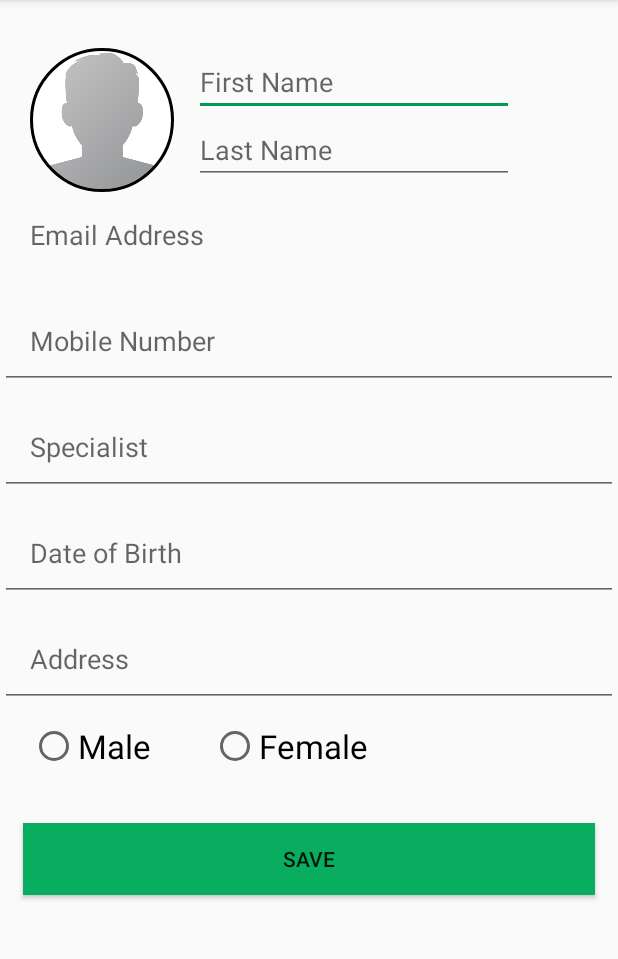
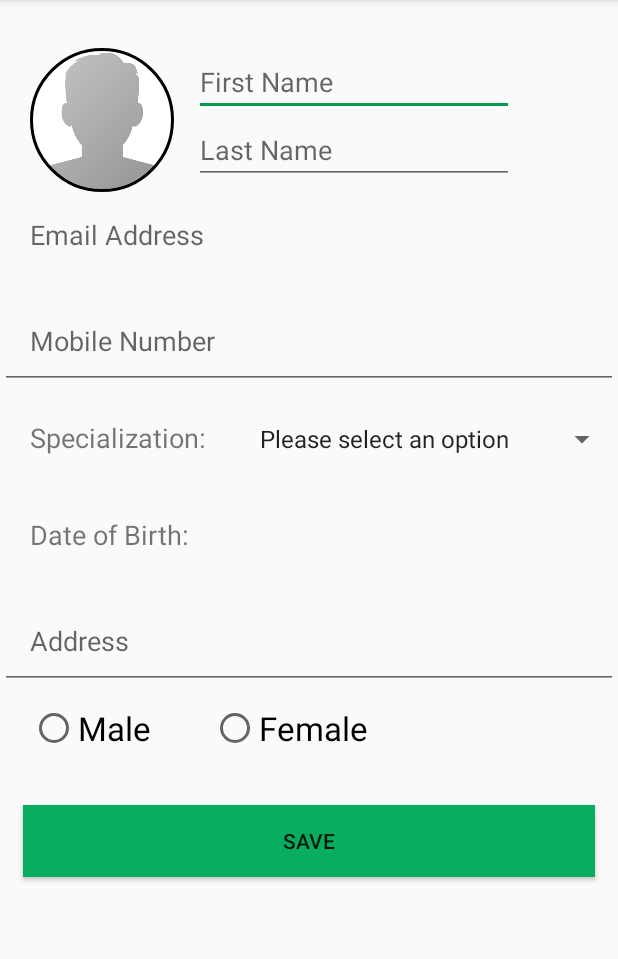
Before and after one commit to darshitpd/MediuDoc, an Android app: the Profile screen opened directly, with no data from a screen before it, on a phone screen of 412 x 824 dp, the part 84-1043 px from its top. Run offline under Robolectric (Android 15) with nearby library versions, the phone set to English and light mode, and no system bars; our stand-ins replace CircleImageView, Firebase (no records; nobody signed in at launch, a user with empty details on screens opened directly), Picasso; libraries missing offline, so code that uses them is left out: com.theartofdev.edmodo, id.zelory.compressor; pictures from the network do not load; 15 statements that could not run were skipped.

```diff
--- a/app/src/main/java/com/example/asus/mediudoc/PostBlogActivity.java
+++ b/app/src/main/java/com/example/asus/mediudoc/PostBlogActivity.java
@@ -117,6 +117,7 @@ public class PostBlogActivity extends AppCompatActivity {
                     });
                     mProgress.dismiss();
                     Toast.makeText(PostBlogActivity.this, "Success", Toast.LENGTH_SHORT).show();
+                    startActivity(new Intent(getApplicationContext(), DisplayBlogsActivity.class));
                 }
             });
         }
--- a/app/src/main/java/com/example/asus/mediudoc/Profile.java
+++ b/app/src/main/java/com/example/asus/mediudoc/Profile.java
@@ -13,12 +13,15 @@ import android.os.Bundle;
 import android.text.TextUtils;
 import android.view.MenuItem;
 import android.view.View;
+import android.widget.AdapterView;
+import android.widget.ArrayAdapter;
 import android.widget.Button;
 import android.widget.DatePicker;
 import android.widget.EditText;
 import android.widget.PopupMenu;
 import android.widget.RadioButton;
 import android.widget.RadioGroup;
+import android.widget.Spinner;
 import android.widget.TextView;
 import android.widget.Toast;
 
@@ -61,8 +64,8 @@ public class Profile extends AppCompatActivity {
     private Button mSaveButton;
     private CircleImageView image_profile;
     private ProgressDialog mProgressDialog;
-    private EditText mFirstname, mLastname, mMobile, mSpecialist, mDob, mAddress;
-    private TextView mEmail;
+    private EditText mFirstname, mLastname, mMobile, mAddress;
+    private TextView mEmail,mDob;
     private RadioGroup rg_gender;
     private RadioButton radioButton, radiobutton_male, radiobutton_female;
     private DatePickerDialog.OnDateSetListener mDateSetListener;
@@ -80,12 +83,21 @@ public class Profile extends AppCompatActivity {
         mProgressDialog.setCanceledOnTouchOutside(false);
         mProgressDialog.show();
 
+        final Spinner mySpinner= (Spinner)findViewById(R.id.specialist_spinner);
+
+        ArrayAdapter<String> myAdapter= new ArrayAdapter<String>(Profile.this, android.R.layout.simple_list_item_1,
+                getResources().getStringArray(R.array.specialist_array));
+        myAdapter.setDropDownViewResource(android.R.layout.simple_spinner_dropdown_item);
+        mySpinner.setAdapter(myAdapter);
+
+
+
         mFirstname = (EditText)findViewById(R.id.etFirstname);
         mLastname = (EditText)findViewById(R.id.etLastname);
-        mSpecialist = (EditText)findViewById(R.id.etSpecialist);
+        //mSpecialist = (EditText)findViewById(R.id.etSpecialist);
         mMobile = (EditText)findViewById(R.id.etMobile);
         mEmail = (TextView) findViewById(R.id.tvEmail);
-        mDob = (EditText)findViewById(R.id.etDob);
+        mDob = (TextView) findViewById(R.id.etDob);
         mAddress = (EditText)findViewById(R.id.etAddress);
         mSaveButton = (Button)findViewById(R.id.saveButton);
         image_profile = (CircleImageView) findViewById(R.id.image_profile);
@@ -121,11 +133,18 @@ public class Profile extends AppCompatActivity {
                 mMobile.setText(mobile);
                 mDob.setText(dob);
                 mAddress.setText(address);
-                mSpecialist.setText(specialist);
+               // mSpecialist.setText(specialist);
                 if(gender.equals("Male")){
                     radiobutton_male.setChecked(true);
                 }else if(gender.equals("Female")){
                     radiobutton_female.setChecked(true);
+                }
+                if(specialist.equals("Ophthalmologist")){
+                    mySpinner.setSelection(1);
+                }else if(specialist.equals("Dentist")){
+                    mySpinner.setSelection(2);
+                }else {
+                    mySpinner.setSelection(0);
                 }
 
                 if(!image.equals("default")) {
@@ -177,14 +196,13 @@ public class Profile extends AppCompatActivity {
                 String firstname=  mFirstname.getEditableText().toString();
                 String lastname = mLastname.getEditableText().toString();
                 String mobile = mMobile.getEditableText().toString();
-                String dob = mDob.getEditableText().toString();
                 String address = mAddress.getEditableText().toString();
-                String specialist = mSpecialist.getEditableText().toString();
+                //String specialist = mSpecialist.getEditableText().toString();
                 radioButton = findViewById(rg_gender.getCheckedRadioButtonId());
                 String gender= radioButton.getText().toString();
 
-                if(!TextUtils.isEmpty(firstname) && !TextUtils.isEmpty(lastname) && !TextUtils.isEmpty(mobile) && !TextUtils.isEmpty(dob)
-                        && !TextUtils.isEmpty(address) && !TextUtils.isEmpty(gender) && !TextUtils.isEmpty(specialist)) {
+                if(!TextUtils.isEmpty(firstname) && !TextUtils.isEmpty(lastname) && !TextUtils.isEmpty(mobile)
+                        && !TextUtils.isEmpty(address) && !TextUtils.isEmpty(gender)) {
                     mUserDatabase.child("firstname").setValue(firstname);
                     mUserDatabase.child("lastname").setValue(lastname);
                     if(mobile.length()==10){
@@ -192,10 +210,12 @@ public class Profile extends AppCompatActivity {
                     else {
                         Toast.makeText(Profile.this, "Please enter valid mobile number", Toast.LENGTH_SHORT).show();
                     }
-                    mUserDatabase.child("dob").setValue(dob);
-                    mUserDatabase.child("address").setValue(address);
-                    mUserDatabase.child("gender").setValue(gender);
-                    mUserDatabase.child("specialist").setValue(specialist).addOnCompleteListener(new OnCompleteListener<Void>() {
+                    if (address.length() > 20){
+                        mUserDatabase.child("address").setValue(address);
+                    }else {
+                        Toast.makeText(Profile.this, "Please enter a valid address", Toast.LENGTH_SHORT).show();
+                    }
+                    mUserDatabase.child("gender").setValue(gender).addOnCompleteListener(new OnCompleteListener<Void>() {
                         @Override
                         public void onComplete(@NonNull Task<Void> task) {
                             if (task.isSuccessful()) {
@@ -209,12 +229,34 @@ public class Profile extends AppCompatActivity {
                     });
                 }
                 else {
+                    mProgressDialog.dismiss();
                     Toast.makeText(Profile.this, "Please fill up all the details", Toast.LENGTH_SHORT).show();
                 }
 
             }
         });
 
+
+
+        mySpinner.setOnItemSelectedListener(new AdapterView.OnItemSelectedListener() {
+            @Override
+            public void onItemSelected(AdapterView<?> adapterView, View view, int i, long l) {
+                if (i==0){
+//                    Toast.makeText(Profile.this, "Please select a valid option", Toast.LENGTH_SHORT).show();
+                }
+                else if(i==1){
+                    mUserDatabase.child("specialist").setValue("Ophthalmologist");
+                }else if(i==2)
+                {
+                    mUserDatabase.child("specialist").setValue("Dentist");
+                }
+            }
+
+            @Override
+            public void onNothingSelected(AdapterView<?> adapterView) {
+
+            }
+        });
 
         image_profile.setOnClickListener(new View.OnClickListener() {
             // Start new list activity
--- a/app/src/main/java/com/example/asus/mediudoc/RequestAcceptProfile.java
+++ b/app/src/main/java/com/example/asus/mediudoc/RequestAcceptProfile.java
@@ -131,7 +131,7 @@ public class RequestAcceptProfile extends AppCompatActivity {
                                    mConnectReqDatabase.child(mCurrent_user.getUid()).child(user_id).removeValue();
                                    mConnectReqDatabase.child(user_id).child(mCurrent_user.getUid()).removeValue();
                                    Toast.makeText(RequestAcceptProfile.this, "Connected", Toast.LENGTH_SHORT).show();
-                                   Intent intent = new Intent(RequestAcceptProfile.this, ReceivedRequestListActivity.class);
+                                   Intent intent = new Intent(RequestAcceptProfile.this, ConnectedPatientList.class);
                                    startActivity(intent);
                                }
                            }
--- a/app/src/main/java/com/example/asus/mediudoc/SplashScreen.java
+++ b/app/src/main/java/com/example/asus/mediudoc/SplashScreen.java
@@ -7,7 +7,7 @@ import android.os.Bundle;
 
 public class SplashScreen extends AppCompatActivity {
 
-    private static int SPLAST_TIME_OUT= 4000;
+    private static int SPLAST_TIME_OUT= 1000;
     @Override
     protected void onCreate(Bundle savedInstanceState) {
         super.onCreate(savedInstanceState);
--- a/app/src/main/res/layout/activity_profile.xml
+++ b/app/src/main/res/layout/activity_profile.xml
@@ -96,33 +96,56 @@
         android:paddingLeft="20dp"
         android:textAppearance="?android:attr/textAppearanceMedium" />
 
-    <EditText
+    <!--<EditText-->
 
-        android:id="@+id/etSpecialist"
+        <!--android:id="@+id/etSpecialist"-->
+        <!--android:layout_width="match_parent"-->
+        <!--android:layout_height="wrap_content"-->
+        <!--android:layout_below="@+id/edittext_phone"-->
+        <!--android:layout_centerHorizontal="true"-->
+        <!--android:layout_marginTop="16dp"-->
+        <!--android:hint="Specialist"-->
+        <!--android:inputType="text"-->
+        <!--android:paddingBottom="20dp"-->
+        <!--android:paddingLeft="20dp"-->
+        <!--android:textAppearance="?android:attr/textAppearanceMedium" />-->
+    <LinearLayout
         android:layout_width="match_parent"
         android:layout_height="wrap_content"
-        android:layout_below="@+id/edittext_phone"
-        android:layout_centerHorizontal="true"
-        android:layout_marginTop="16dp"
-        android:hint="Specialist"
-        android:inputType="text"
-        android:paddingBottom="20dp"
-        android:paddingLeft="20dp"
-        android:textAppearance="?android:attr/textAppearanceMedium" />
+        android:orientation="horizontal">
+        <TextView
+            android:layout_width="wrap_content"
+            android:layout_height="wrap_content"
+            android:padding="20dp"
+            android:textSize="18dp"
+            android:text="Specialization:"/>
+         <Spinner
+        android:id="@+id/specialist_spinner"
+        android:layout_width="match_parent"
+        android:layout_height="wrap_content" />
 
-    <EditText
+    </LinearLayout>
+    <LinearLayout
+        android:layout_width="wrap_content"
+        android:layout_height="wrap_content"
+        android:orientation="horizontal">
 
-        android:id="@+id/etDob"
-        android:layout_width="match_parent"
-        android:layout_height="wrap_content"
-        android:layout_below="@+id/edittext_dob"
-        android:layout_centerHorizontal="true"
-        android:layout_marginTop="16dp"
-        android:hint="@string/dob"
-        android:inputType="numberDecimal"
-        android:paddingBottom="20dp"
-        android:paddingLeft="20dp"
-        android:textAppearance="?android:attr/textAppearanceMedium" />
+        <TextView
+            android:layout_width="wrap_content"
+            android:layout_height="wrap_content"
+            android:text="Date of Birth:"
+            android:padding="20dp"
+            android:textSize="18dp"
+            />
+        <TextView
+            android:layout_width="wrap_content"
+            android:layout_height="wrap_content"
+            android:id="@+id/etDob"
+            android:padding="20dp"
+            android:textSize="18dp"
+            android:text="DOB"/>
+
+    </LinearLayout>
 
     <EditText
 
--- a/app/src/main/res/values/strings.xml
+++ b/app/src/main/res/values/strings.xml
@@ -41,4 +41,10 @@
     <string name="repassword"> Re Enter New Password*</string>
     <string name="submit">SUBMIT</string>
 
+    <string-array name="specialist_array">
+        <item>Please select an option</item>
+        <item>Ophthalmologist</item>
+        <item>Dentist</item>
+    </string-array>
+
 </resources>
```
